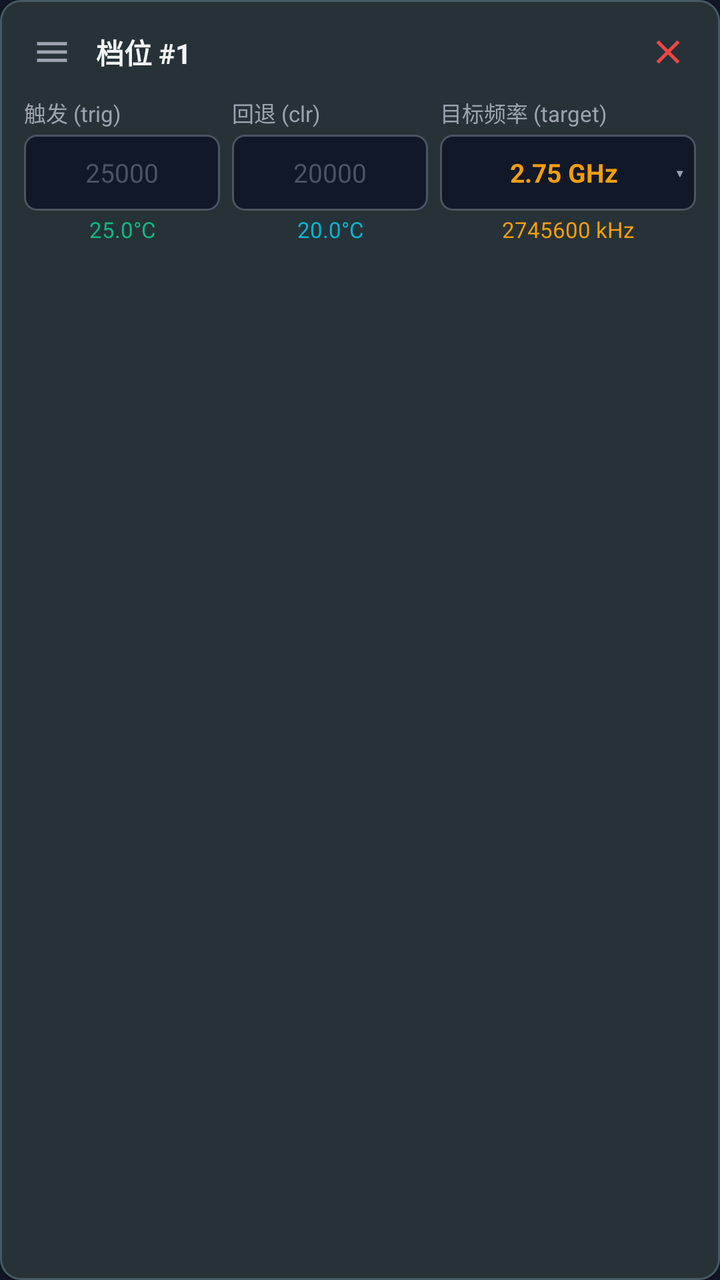
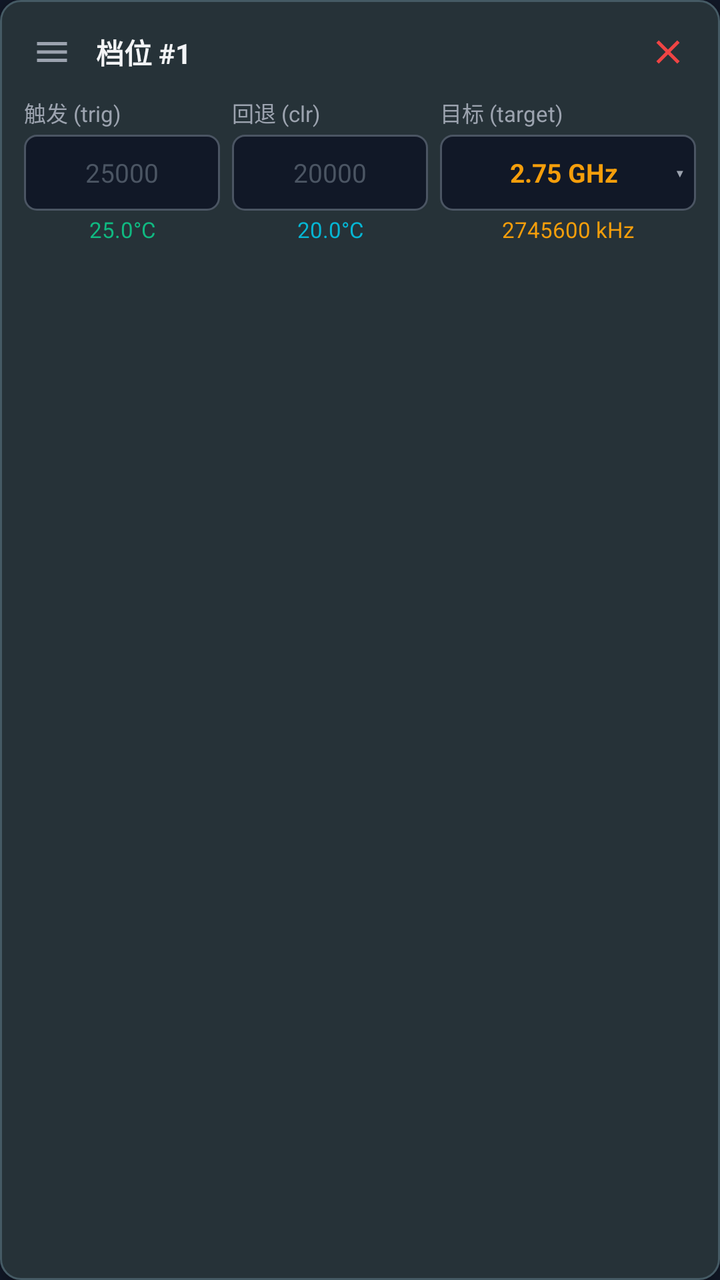

Screens rendered from an Android XML layout before and after an edit, with the pre-edit source and the edit as a unified diff.
<!-- AndroidManifest.xml: application theme Theme.XiaomiThermalEditor -->
<!-- res/layout/item_tier.xml -->
<?xml version="1.0" encoding="utf-8"?>
<LinearLayout xmlns:android="http://schemas.android.com/apk/res/android"
    android:layout_width="match_parent"
    android:layout_height="wrap_content"
    android:layout_marginBottom="8dp"
    android:background="@drawable/item_tier_bg"
    android:elevation="4dp"
    android:orientation="vertical"
    android:padding="12dp">

    
    <LinearLayout
        android:layout_width="match_parent"
        android:layout_height="wrap_content"
        android:gravity="center_vertical"
        android:orientation="horizontal">

        <ImageView
            android:id="@+id/iv_drag_handle"
            android:layout_width="28dp"
            android:layout_height="28dp"
            android:background="?android:attr/selectableItemBackgroundBorderless"
            android:contentDescription="拖拽排序"
            android:padding="4dp"
            android:src="@drawable/ic_drag_handle" />

        <TextView
            android:id="@+id/tv_tier_index"
            android:layout_width="0dp"
            android:layout_height="wrap_content"
            android:layout_marginStart="8dp"
            android:layout_weight="1"
            android:text="档位 #1"
            android:textColor="#F3F4F6"
            android:textSize="14sp"
            android:textStyle="bold" />

        <ImageView
            android:id="@+id/btn_delete_tier"
            android:layout_width="28dp"
            android:layout_height="28dp"
            android:background="?android:attr/selectableItemBackgroundBorderless"
            android:contentDescription="删除档位"
            android:padding="4dp"
            android:src="@drawable/ic_delete" />
    </LinearLayout>

    
    <LinearLayout
        android:layout_width="match_parent"
        android:layout_height="wrap_content"
        android:layout_marginTop="8dp"
        android:orientation="horizontal">

        
        <LinearLayout
            android:layout_width="0dp"
            android:layout_height="wrap_content"
            android:layout_marginEnd="6dp"
            android:layout_weight="1"
            android:orientation="vertical">

            <TextView
                android:layout_width="wrap_content"
                android:layout_height="wrap_content"
                android:text="触发 (trig)"
                android:textColor="#9CA3AF"
                android:textSize="11sp" />

            <EditText
                android:id="@+id/et_trig"
                android:layout_width="match_parent"
                android:layout_height="38dp"
                android:layout_marginTop="3dp"
                android:background="@drawable/input_bg"
                android:gravity="center"
                android:hint="25000"
                android:imeOptions="actionNext"
                android:inputType="numberSigned"
                android:paddingHorizontal="6dp"
                android:textColor="#10B981"
                android:textColorHint="#4B5563"
                android:textSize="13sp" />

            <TextView
                android:id="@+id/tv_trig_hint"
                android:layout_width="match_parent"
                android:layout_height="wrap_content"
                android:layout_marginTop="2dp"
                android:gravity="center"
                android:text="25.0°C"
                android:textColor="#10B981"
                android:textSize="11sp" />
        </LinearLayout>

        
        <LinearLayout
            android:layout_width="0dp"
            android:layout_height="wrap_content"
            android:layout_marginEnd="6dp"
            android:layout_weight="1"
            android:orientation="vertical">

            <TextView
                android:layout_width="wrap_content"
                android:layout_height="wrap_content"
                android:text="回退 (clr)"
                android:textColor="#9CA3AF"
                android:textSize="11sp" />

            <EditText
                android:id="@+id/et_clr"
                android:layout_width="match_parent"
                android:layout_height="38dp"
                android:layout_marginTop="3dp"
                android:background="@drawable/input_bg"
                android:gravity="center"
                android:hint="20000"
                android:imeOptions="actionNext"
                android:inputType="numberSigned"
                android:paddingHorizontal="6dp"
                android:textColor="#06B6D4"
                android:textColorHint="#4B5563"
                android:textSize="13sp" />

            <TextView
                android:id="@+id/tv_clr_hint"
                android:layout_width="match_parent"
                android:layout_height="wrap_content"
                android:layout_marginTop="2dp"
                android:gravity="center"
                android:text="20.0°C"
                android:textColor="#06B6D4"
                android:textSize="11sp" />
        </LinearLayout>

        
        <LinearLayout
            android:layout_width="0dp"
            android:layout_height="wrap_content"
            android:layout_weight="1.3"
            android:orientation="vertical">

            <TextView
                android:layout_width="wrap_content"
                android:layout_height="wrap_content"
                android:text="目标频率 (target)"
                android:textColor="#9CA3AF"
                android:textSize="11sp" />

            <LinearLayout
                android:id="@+id/btn_target_select"
                android:layout_width="match_parent"
                android:layout_height="38dp"
                android:layout_marginTop="3dp"
                android:background="@drawable/input_bg"
                android:gravity="center_vertical"
                android:paddingHorizontal="6dp">

                <TextView
                    android:id="@+id/tv_target_display"
                    android:layout_width="0dp"
                    android:layout_height="wrap_content"
                    android:layout_weight="1"
                    android:ellipsize="end"
                    android:gravity="center"
                    android:singleLine="true"
                    android:text="2.75 GHz"
                    android:textColor="#F59E0B"
                    android:textSize="13sp"
                    android:textStyle="bold" />

                <TextView
                    android:layout_width="wrap_content"
                    android:layout_height="wrap_content"
                    android:text="▾"
                    android:textColor="#9CA3AF"
                    android:textSize="11sp" />
            </LinearLayout>

            <TextView
                android:id="@+id/tv_target_hint"
                android:layout_width="match_parent"
                android:layout_height="wrap_content"
                android:layout_marginTop="2dp"
                android:gravity="center"
                android:text="2745600 kHz"
                android:textColor="#F59E0B"
                android:textSize="11sp" />
        </LinearLayout>

    </LinearLayout>

</LinearLayout>
<!-- resources referenced by this layout -->
<resources>
  <!-- drawable ic_delete (drawable) -->
  <vector xmlns:android="http://schemas.android.com/apk/res/android"
      android:width="24dp"
      android:height="24dp"
      android:viewportWidth="24"
      android:viewportHeight="24">
      <path
          android:fillColor="#EF4444"
          android:pathData="M19,6.41L17.59,5 12,10.59 6.41,5 5,6.41 10.59,12 5,17.59 6.41,19 12,13.41 17.59,19 19,17.59 13.41,12z"/>
  </vector>
  <!-- drawable ic_drag_handle (drawable) -->
  <vector xmlns:android="http://schemas.android.com/apk/res/android"
      android:width="24dp"
      android:height="24dp"
      android:viewportWidth="24"
      android:viewportHeight="24">
      <path
          android:fillColor="#9CA3AF"
          android:pathData="M3,18h18v-2H3v2zm0,-5h18v-2H3v2zm0,-7v2h18V6H3z"/>
  </vector>
  <!-- drawable input_bg (drawable) -->
  <?xml version="1.0" encoding="utf-8"?>
  <shape xmlns:android="http://schemas.android.com/apk/res/android"
      android:shape="rectangle">
      <solid android:color="#111827" />
      <corners android:radius="6dp" />
      <stroke
          android:width="1dp"
          android:color="#4B5563" />
  </shape>
  <!-- drawable item_tier_bg (drawable) -->
  <?xml version="1.0" encoding="utf-8"?>
  <shape xmlns:android="http://schemas.android.com/apk/res/android"
      android:shape="rectangle">
      <solid android:color="#263238" />
      <corners android:radius="10dp" />
      <stroke
          android:width="1dp"
          android:color="#455A64" />
  </shape>
  <style name="Theme.XiaomiThermalEditor" parent="android:Theme.Material.NoActionBar">
          <item name="android:statusBarColor">#111827</item>
          <item name="android:navigationBarColor">#111827</item>
          <item name="android:windowBackground">#111827</item>
          <item name="android:textColorPrimary">#F9FAFB</item>
      </style>
</resources>

<!-- the commit's change to res/layout/item_tier.xml (unified diff, before → after) -->
@@ -144,7 +144,7 @@
             <TextView
                 android:layout_width="wrap_content"
                 android:layout_height="wrap_content"
-                android:text="目标频率 (target)"
+                android:text="目标 (target)"
                 android:textColor="#9CA3AF"
                 android:textSize="11sp" />
 
